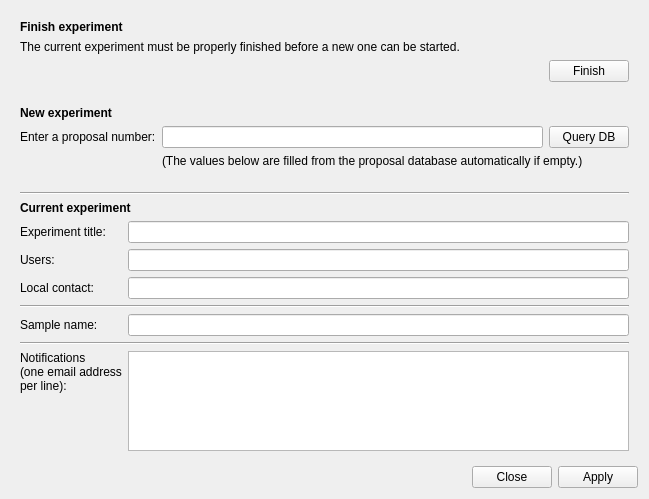
Above: lib/nicos/clients/gui/panels/setup_exp.ui from mlz-ictrl/nicos before the change. Below: the same form after it.
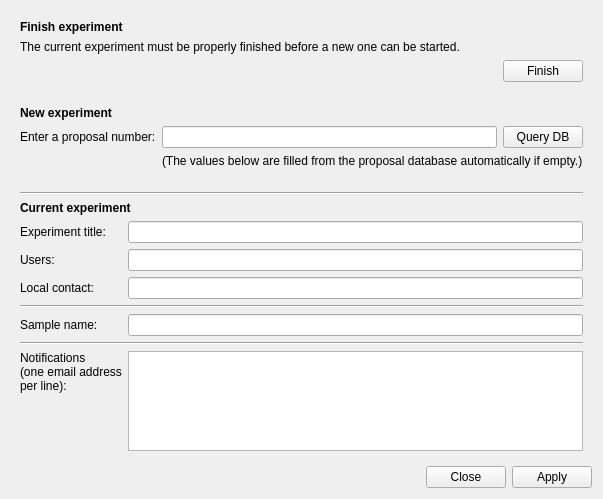
That is the form after the change.

Commit message:
gui setup panels: give the panels a sane sizeHint()
The size hint is what the PanelDialog will use as the size of the dialog, when you
click on the "..." buttons in the expinfo panel.

Patch:
```diff
--- a/lib/nicos/clients/gui/panels/setup_exp.ui
+++ b/lib/nicos/clients/gui/panels/setup_exp.ui
@@ -6,8 +6,8 @@
    <rect>
     <x>0</x>
     <y>0</y>
-    <width>635</width>
-    <height>436</height>
+    <width>592</width>
+    <height>456</height>
    </rect>
   </property>
   <property name="windowTitle">
@@ -244,8 +244,8 @@
      </property>
      <property name="sizeHint" stdset="0">
       <size>
-       <width>627</width>
-       <height>262</height>
+       <width>0</width>
+       <height>20</height>
       </size>
      </property>
     </spacer>
```
The commit also changes 3 other files.
